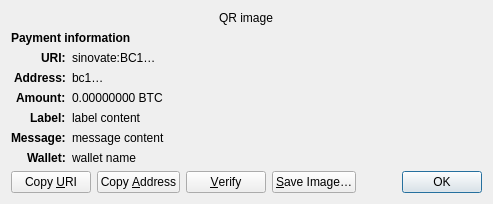
Qt form src/qt/forms/receiverequestdialog.ui (crptec/sinovate) before a commit.
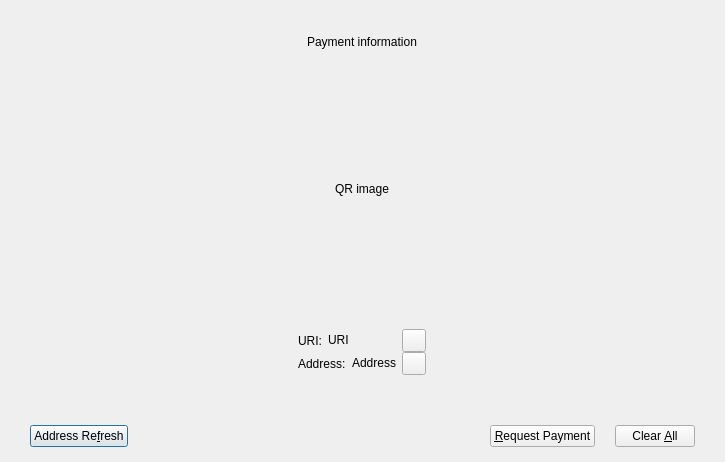
The same form after that commit. Custom widgets are drawn as their Qt base class.

Commit message: [gui] Change coin receiving dialog method

The edit to the form file:
```diff
--- a/src/qt/forms/receiverequestdialog.ui
+++ b/src/qt/forms/receiverequestdialog.ui
@@ -6,279 +6,303 @@
    <rect>
     <x>0</x>
     <y>0</y>
-    <width>413</width>
-    <height>229</height>
+    <width>725</width>
+    <height>462</height>
    </rect>
   </property>
-  <property name="windowTitle">
-   <string>Request payment to …</string>
-  </property>
-  <layout class="QGridLayout" name="gridLayout" columnstretch="0,1">
-   <property name="sizeConstraint">
-    <enum>QLayout::SetFixedSize</enum>
+  <layout class="QVBoxLayout" name="verticalLayout_2">
+   <property name="spacing">
+    <number>0</number>
+   </property>
+   <property name="leftMargin">
+    <number>0</number>
    </property>
-   <item row="0" column="0" colspan="2" alignment="Qt::AlignHCenter">
-    <widget class="QRImageWidget" name="qr_code">
-     <property name="text">
-      <string notr="true">QR image</string>
-     </property>
-     <property name="textInteractionFlags">
-      <set>Qt::NoTextInteraction</set>
-     </property>
-    </widget>
+   <property name="topMargin">
+    <number>0</number>
+   </property>
+   <property name="rightMargin">
+    <number>0</number>
+   </property>
+   <property name="bottomMargin">
+    <number>0</number>
+   </property>
+   <item>
+    <spacer name="verticalSpacer">
+     <property name="orientation">
+      <enum>Qt::Vertical</enum>
+     </property>
+     <property name="sizeHint" stdset="0">
+      <size>
+       <width>20</width>
+       <height>1</height>
+      </size>
+     </property>
+    </spacer>
    </item>
-   <item row="1" column="0" colspan="2">
+   <item>
+    <widget class="QWidget" name="widgetPaymentInformation" native="true">
+     <layout class="QVBoxLayout" name="verticalLayout">
+      <property name="spacing">
+       <number>15</number>
+      </property>
+      <property name="leftMargin">
+       <number>30</number>
+      </property>
+      <property name="topMargin">
+       <number>30</number>
+      </property>
+      <property name="rightMargin">
+       <number>30</number>
+      </property>
+      <property name="bottomMargin">
+       <number>30</number>
+      </property>
+      <item alignment="Qt::AlignHCenter|Qt::AlignVCenter">
     <widget class="QLabel" name="payment_header">
-     <property name="font">
-      <font>
-       <weight>75</weight>
-       <bold>true</bold>
-      </font>
+        <property name="sizePolicy">
+         <sizepolicy hsizetype="Preferred" vsizetype="Maximum">
+          <horstretch>0</horstretch>
+          <verstretch>0</verstretch>
+         </sizepolicy>
      </property>
      <property name="text">
       <string>Payment information</string>
      </property>
-     <property name="textInteractionFlags">
-      <set>Qt::NoTextInteraction</set>
-     </property>
-    </widget>
-   </item>
-   <item row="2" column="0" alignment="Qt::AlignRight|Qt::AlignTop">
+       </widget>
+      </item>
+      <item alignment="Qt::AlignHCenter|Qt::AlignVCenter">
+       <widget class="QWidget" name="widgetQRMargin" native="true">
+        <property name="sizePolicy">
+         <sizepolicy hsizetype="Preferred" vsizetype="Maximum">
+          <horstretch>0</horstretch>
+          <verstretch>0</verstretch>
+         </sizepolicy>
+        </property>
+        <layout class="QVBoxLayout" name="verticalLayout_5">
+         <property name="spacing">
+          <number>0</number>
+         </property>
+         <property name="leftMargin">
+          <number>40</number>
+         </property>
+         <property name="topMargin">
+          <number>40</number>
+         </property>
+         <property name="rightMargin">
+          <number>40</number>
+         </property>
+         <property name="bottomMargin">
+          <number>40</number>
+         </property>
+         <item>
+          <widget class="QWidget" name="widgetQRFrame" native="true">
+           <layout class="QVBoxLayout" name="verticalLayout_6">
+            <property name="spacing">
+             <number>0</number>
+            </property>
+            <property name="leftMargin">
+             <number>0</number>
+            </property>
+            <property name="topMargin">
+             <number>0</number>
+            </property>
+            <property name="rightMargin">
+             <number>0</number>
+            </property>
+            <property name="bottomMargin">
+             <number>0</number>
+            </property>
+            <item>
+             <widget class="QRImageWidget" name="qr_code">
+              <property name="sizePolicy">
+               <sizepolicy hsizetype="Minimum" vsizetype="Minimum">
+                <horstretch>0</horstretch>
+                <verstretch>0</verstretch>
+               </sizepolicy>
+              </property>
+              <property name="minimumSize">
+               <size>
+                <width>170</width>
+                <height>170</height>
+               </size>
+              </property>
+              <property name="maximumSize">
+               <size>
+                <width>170</width>
+                <height>170</height>
+               </size>
+              </property>
+              <property name="toolTip">
+               <string>QR Code</string>
+              </property>
+              <property name="text">
+               <string>QR image</string>
+              </property>
+              <property name="textFormat">
+               <enum>Qt::PlainText</enum>
+              </property>
+              <property name="alignment">
+               <set>Qt::AlignCenter</set>
+              </property>
+              <property name="wordWrap">
+               <bool>true</bool>
+              </property>
+             </widget>
+            </item>
+           </layout>
+          </widget>
+         </item>
+        </layout>
+       </widget>
+      </item>
+      <item alignment="Qt::AlignHCenter|Qt::AlignVCenter">
+       <widget class="QWidget" name="widgetAddrData" native="true">
+        <property name="sizePolicy">
+         <sizepolicy hsizetype="Preferred" vsizetype="Maximum">
+          <horstretch>0</horstretch>
+          <verstretch>0</verstretch>
+         </sizepolicy>
+        </property>
+        <layout class="QGridLayout" name="gridLayout">
+         <property name="leftMargin">
+          <number>0</number>
+         </property>
+         <property name="topMargin">
+          <number>0</number>
+         </property>
+         <property name="rightMargin">
+          <number>0</number>
+         </property>
+         <property name="bottomMargin">
+          <number>0</number>
+         </property>
+         <property name="verticalSpacing">
+          <number>0</number>
+         </property>
+         <item row="0" column="0" alignment="Qt::AlignLeft">
+          <widget class="QWidget" name="widgetURI" native="true">
+           <layout class="QHBoxLayout" name="horizontalLayout_2">
+            <property name="leftMargin">
+             <number>0</number>
+            </property>
+            <property name="topMargin">
+             <number>0</number>
+            </property>
+            <property name="rightMargin">
+             <number>0</number>
+            </property>
+            <property name="bottomMargin">
+             <number>0</number>
+            </property>
+            <item>
     <widget class="QLabel" name="uri_tag">
-     <property name="font">
-      <font>
-       <weight>75</weight>
-       <bold>true</bold>
-      </font>
-     </property>
      <property name="text">
-      <string notr="true">URI:</string>
-     </property>
-     <property name="textFormat">
-      <enum>Qt::PlainText</enum>
-     </property>
-     <property name="textInteractionFlags">
-      <set>Qt::NoTextInteraction</set>
+               <string>URI:</string>
      </property>
     </widget>
    </item>
-   <item row="2" column="1" alignment="Qt::AlignTop">
+            <item>
     <widget class="QLabel" name="uri_content">
      <property name="text">
-      <string notr="true">sinovate:BC1…</string>
-     </property>
-     <property name="textFormat">
-      <enum>Qt::RichText</enum>
-     </property>
-     <property name="wordWrap">
-      <bool>true</bool>
+               <string>URI</string>
      </property>
      <property name="textInteractionFlags">
       <set>Qt::TextSelectableByMouse</set>
      </property>
     </widget>
    </item>
-   <item row="3" column="0" alignment="Qt::AlignRight|Qt::AlignTop">
+           </layout>
+          </widget>
+         </item>
+         <item row="0" column="1">
+          <widget class="QToolButton" name="btnCopyURI"/>
+         </item>
+         <item row="1" column="0" alignment="Qt::AlignLeft">
+          <widget class="QWidget" name="widgetAddress" native="true">
+           <layout class="QHBoxLayout" name="horizontalLayout_3">
+            <property name="leftMargin">
+             <number>0</number>
+            </property>
+            <property name="topMargin">
+             <number>0</number>
+            </property>
+            <property name="rightMargin">
+             <number>0</number>
+            </property>
+            <property name="bottomMargin">
+             <number>0</number>
+            </property>
+            <item>
     <widget class="QLabel" name="address_tag">
-     <property name="font">
-      <font>
-       <weight>75</weight>
-       <bold>true</bold>
-      </font>
-     </property>
      <property name="text">
       <string>Address:</string>
      </property>
-     <property name="textInteractionFlags">
-      <set>Qt::NoTextInteraction</set>
-     </property>
-    </widget>
-   </item>
-   <item row="3" column="1" alignment="Qt::AlignTop">
+             </widget>
+            </item>
+            <item>
     <widget class="QLabel" name="address_content">
      <property name="text">
-      <string notr="true">bc1…</string>
-     </property>
-     <property name="textFormat">
-      <enum>Qt::PlainText</enum>
-     </property>
+               <string>Address</string>
+              </property>
      <property name="textInteractionFlags">
       <set>Qt::TextSelectableByMouse</set>
      </property>
     </widget>
    </item>
-   <item row="4" column="0" alignment="Qt::AlignRight|Qt::AlignTop">
-    <widget class="QLabel" name="amount_tag">
-     <property name="font">
-      <font>
-       <weight>75</weight>
-       <bold>true</bold>
-      </font>
-     </property>
-     <property name="text">
-      <string>Amount:</string>
-     </property>
-     <property name="textInteractionFlags">
-      <set>Qt::NoTextInteraction</set>
-     </property>
-    </widget>
-   </item>
-   <item row="4" column="1" alignment="Qt::AlignTop">
-    <widget class="QLabel" name="amount_content">
-     <property name="text">
-      <string notr="true">0.00000000 BTC</string>
-     </property>
-     <property name="textFormat">
-      <enum>Qt::PlainText</enum>
-     </property>
-     <property name="textInteractionFlags">
-      <set>Qt::TextSelectableByMouse</set>
-     </property>
-    </widget>
-   </item>
-   <item row="5" column="0" alignment="Qt::AlignRight|Qt::AlignTop">
-    <widget class="QLabel" name="label_tag">
-     <property name="font">
-      <font>
-       <weight>75</weight>
-       <bold>true</bold>
-      </font>
-     </property>
-     <property name="text">
-      <string>Label:</string>
-     </property>
-     <property name="textInteractionFlags">
-      <set>Qt::NoTextInteraction</set>
-     </property>
-    </widget>
-   </item>
-   <item row="5" column="1" alignment="Qt::AlignTop">
-    <widget class="QLabel" name="label_content">
-     <property name="text">
-      <string notr="true">label content</string>
-     </property>
-     <property name="textFormat">
-      <enum>Qt::PlainText</enum>
-     </property>
-     <property name="wordWrap">
-      <bool>true</bool>
-     </property>
-     <property name="textInteractionFlags">
-      <set>Qt::TextSelectableByMouse</set>
-     </property>
+           </layout>
+          </widget>
+         </item>
+         <item row="1" column="1">
+          <widget class="QToolButton" name="btnCopyAddress"/>
+         </item>
+        </layout>
+       </widget>
+      </item>
+     </layout>
     </widget>
    </item>
-   <item row="6" column="0" alignment="Qt::AlignRight|Qt::AlignTop">
-    <widget class="QLabel" name="message_tag">
-     <property name="font">
-      <font>
-       <weight>75</weight>
-       <bold>true</bold>
-      </font>
+   <item>
+    <spacer name="verticalSpacer_2">
+     <property name="orientation">
+      <enum>Qt::Vertical</enum>
      </property>
-     <property name="text">
-      <string>Message:</string>
+     <property name="sizeHint" stdset="0">
+      <size>
+       <width>20</width>
+       <height>0</height>
+      </size>
      </property>
-     <property name="textInteractionFlags">
-      <set>Qt::NoTextInteraction</set>
-     </property>
-    </widget>
+    </spacer>
    </item>
-   <item row="6" column="1" alignment="Qt::AlignTop">
-    <widget class="QLabel" name="message_content">
-     <property name="text">
-      <string notr="true">message content</string>
-     </property>
-     <property name="textFormat">
-      <enum>Qt::PlainText</enum>
-     </property>
-     <property name="wordWrap">
-      <bool>true</bool>
-     </property>
-     <property name="textInteractionFlags">
-      <set>Qt::TextSelectableByMouse</set>
-     </property>
-    </widget>
-   </item>
-   <item row="7" column="0" alignment="Qt::AlignRight|Qt::AlignTop">
-    <widget class="QLabel" name="wallet_tag">
-     <property name="font">
-      <font>
-       <weight>75</weight>
-       <bold>true</bold>
-      </font>
-     </property>
-     <property name="text">
-      <string>Wallet:</string>
-     </property>
-     <property name="textInteractionFlags">
-      <set>Qt::NoTextInteraction</set>
-     </property>
-    </widget>
-   </item>
-   <item row="7" column="1" alignment="Qt::AlignTop">
-    <widget class="QLabel" name="wallet_content">
-     <property name="text">
-      <string notr="true">wallet name</string>
-     </property>
-     <property name="textFormat">
-      <enum>Qt::PlainText</enum>
-     </property>
-     <property name="wordWrap">
-      <bool>true</bool>
-     </property>
-     <property name="textInteractionFlags">
-      <set>Qt::TextSelectableByMouse</set>
-     </property>
-    </widget>
-   </item>
-   <item row="8" column="0" colspan="2">
+   <item>
+    <widget class="QWidget" name="buttonsContainerWhite" native="true">
+     <layout class="QVBoxLayout" name="verticalLayout_4">
+      <property name="leftMargin">
+       <number>30</number>
+      </property>
+      <property name="topMargin">
+       <number>15</number>
+      </property>
+      <property name="rightMargin">
+       <number>30</number>
+      </property>
+      <property name="bottomMargin">
+       <number>15</number>
+      </property>
+      <item>
     <layout class="QHBoxLayout" name="horizontalLayout">
-     <item>
-      <widget class="QPushButton" name="btnCopyURI">
-       <property name="text">
-        <string>Copy &amp;URI</string>
-       </property>
-       <property name="autoDefault">
-        <bool>false</bool>
-       </property>
-      </widget>
-     </item>
+        <property name="spacing">
+         <number>20</number>
+        </property>
      <item>
-      <widget class="QPushButton" name="btnCopyAddress">
+         <widget class="QPushButton" name="btnRefreshAddress">
        <property name="text">
-        <string>Copy &amp;Address</string>
-       </property>
-       <property name="autoDefault">
-        <bool>false</bool>
-       </property>
+           <string>Address Re&amp;fresh</string>
+          </property>
       </widget>
      </item>
      <item>
-      <widget class="QPushButton" name="btnVerify">
-       <property name="text">
-        <string>&amp;Verify</string>
-       </property>
-       <property name="toolTip">
-        <string>Verify this address on e.g. a hardware wallet screen</string>
-       </property>
-       <property name="autoDefault">
-        <bool>false</bool>
-       </property>
-      </widget>
-     </item>
-     <item>
-      <widget class="QPushButton" name="btnSaveAs">
-       <property name="text">
-        <string>&amp;Save Image…</string>
-       </property>
-       <property name="autoDefault">
-        <bool>false</bool>
-       </property>
-      </widget>
-     </item>
-     <item>
-      <spacer name="horizontalSpacer_2">
+         <spacer name="horizontalSpacer">
        <property name="orientation">
         <enum>Qt::Horizontal</enum>
        </property>
@@ -291,16 +315,23 @@
       </spacer>
      </item>
      <item>
-      <widget class="QDialogButtonBox" name="buttonBox">
-       <property name="focusPolicy">
-        <enum>Qt::StrongFocus</enum>
-       </property>
-       <property name="standardButtons">
-        <set>QDialogButtonBox::Ok</set>
+         <widget class="QPushButton" name="btnRequestPayment">
+          <property name="text">
+           <string>&amp;Request Payment</string>
+          </property>
+         </widget>
+        </item>
+        <item>
+         <widget class="QPushButton" name="btnClear">
+          <property name="text">
+           <string>Clear &amp;All</string>
        </property>
       </widget>
      </item>
     </layout>
+      </item>
+     </layout>
+    </widget>
    </item>
   </layout>
  </widget>
```
Left out of the diff: 29 changed lines with no effect on the pictures. Lines whose indentation alone changed are shown as unchanged. The commit also changes 9 other files.
